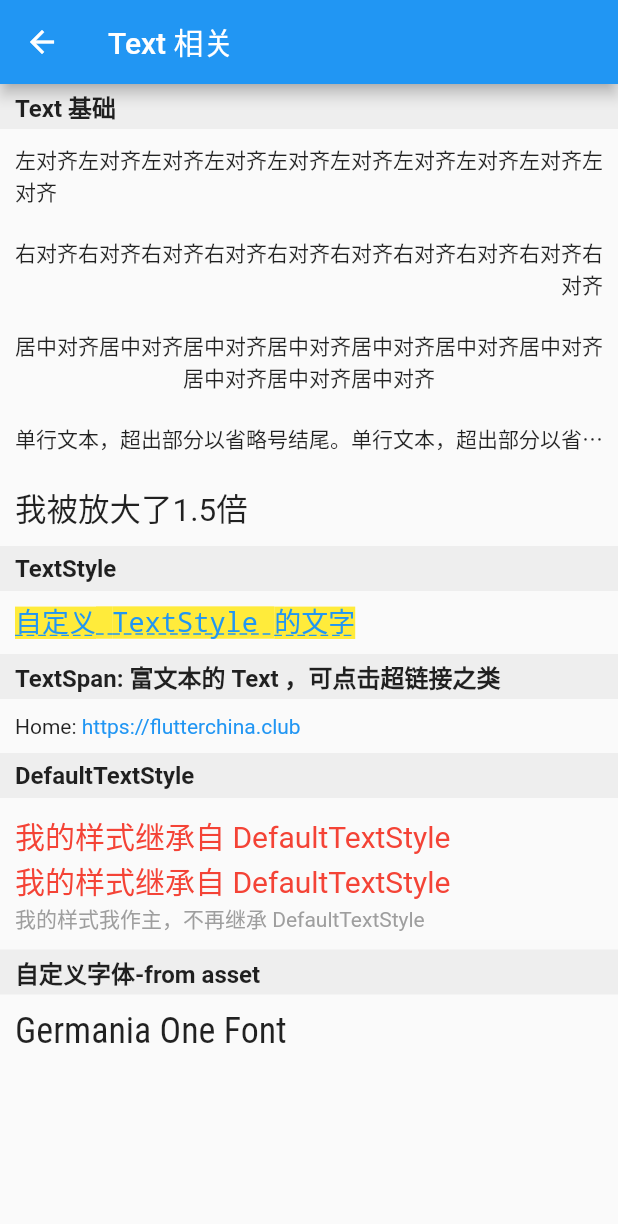
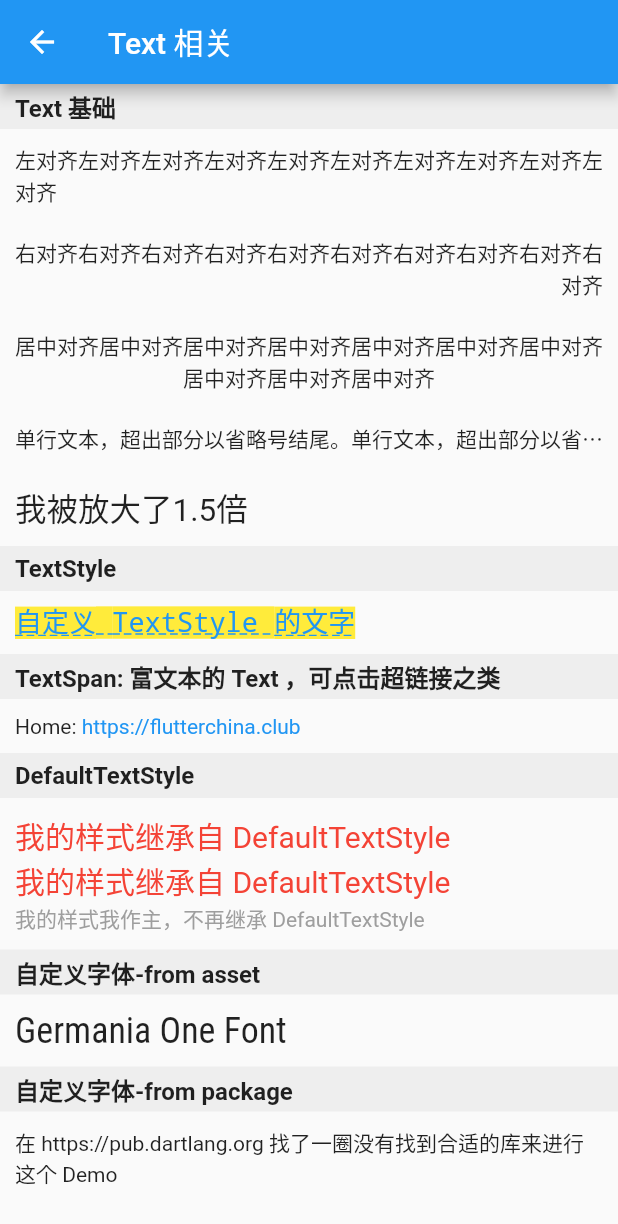
Before and after one commit to NateRobinson/flutter_starter_notes, a Flutter app: the TextAbout screen opened by its route, on a phone screen of 412 x 824 dp. Shown: the top 1224 px of the screen. Run offline on Flutter 3.47's test engine with Material 2 defaults, Android fonts, the phone set to English and light mode, and no system bars.

Commit message:
add text about notes

```diff
--- a/lib/ui/TextAbout.dart
+++ b/lib/ui/TextAbout.dart
@@ -163,6 +163,23 @@ class TextAbout extends StatelessWidget {
               textAlign: TextAlign.left,
             ),
           ),
+          Container(
+            child: Text(
+              '自定义字体-from package',
+              style: TextStyle(fontWeight: FontWeight.bold, fontSize: 16),
+            ),
+            color: Colors.grey[200],
+            height: 30,
+            alignment: Alignment.centerLeft,
+            padding: EdgeInsets.only(left: 10),
+          ),
+          Container(
+            padding: EdgeInsets.only(left: 10, right: 10, top: 10, bottom: 10),
+            child: Text(
+              "在 https://pub.dartlang.org 找了一圈没有找到合适的库来进行这个 Demo",
+              textAlign: TextAlign.left,
+            ),
+          ),
         ],
       ),
     );
```
